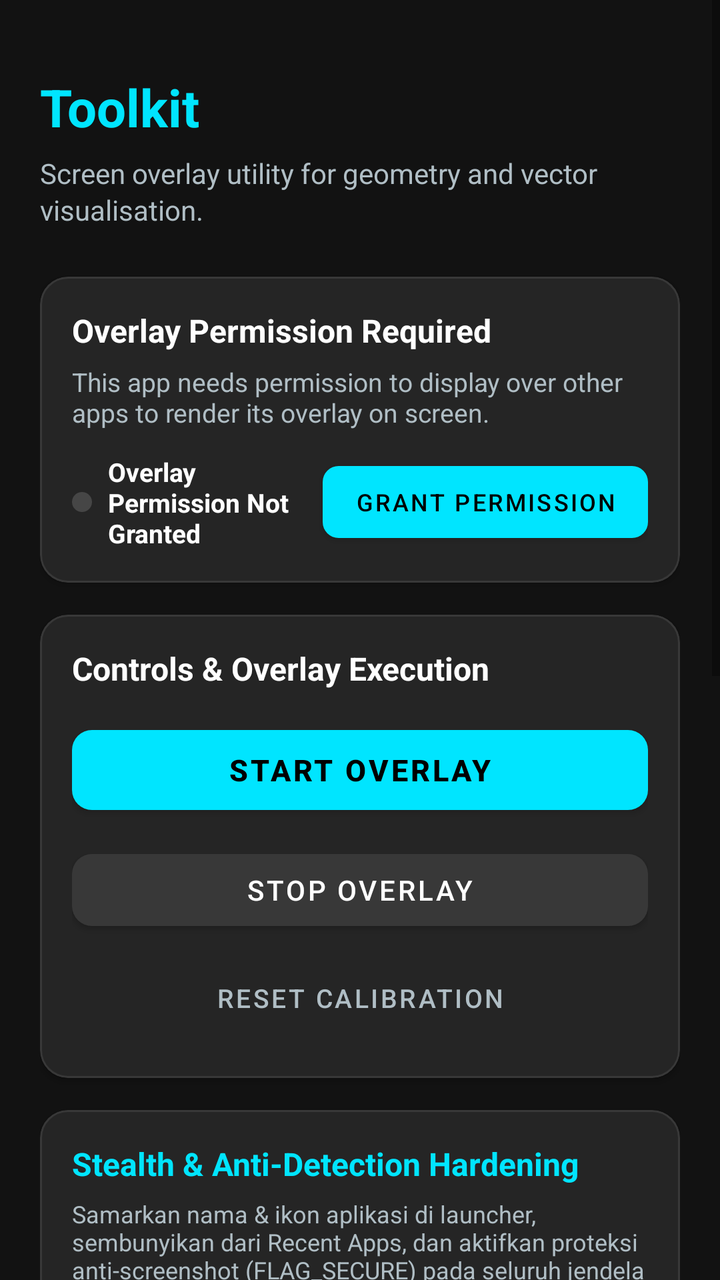
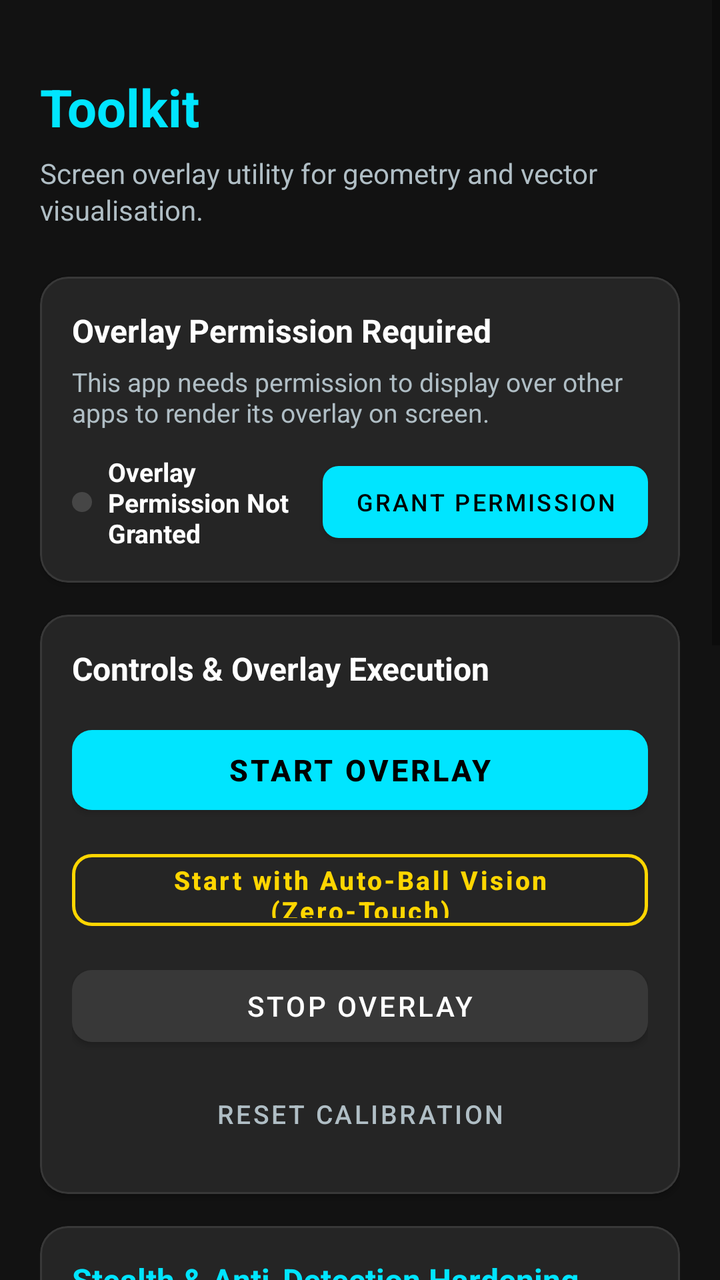

Compare the two renders of this Android layout. The source of the first and the diff that turns it into the second are given below.
<!-- AndroidManifest.xml: activity theme Theme.Toolkit -->
<!-- res/layout/activity_main.xml -->
<?xml version="1.0" encoding="utf-8"?>
<ScrollView xmlns:android="http://schemas.android.com/apk/res/android"
    xmlns:app="http://schemas.android.com/apk/res-auto"
    xmlns:tools="http://schemas.android.com/tools"
    android:layout_width="match_parent"
    android:layout_height="match_parent"
    android:background="@color/background_dark"
    android:fillViewport="true">

    <LinearLayout
        android:layout_width="match_parent"
        android:layout_height="wrap_content"
        android:orientation="vertical"
        android:padding="20dp">

        
        <LinearLayout
            android:layout_width="match_parent"
            android:layout_height="wrap_content"
            android:layout_marginTop="16dp"
            android:layout_marginBottom="24dp"
            android:orientation="vertical">

            <TextView
                android:id="@+id/tvAppTitle"
                android:layout_width="wrap_content"
                android:layout_height="wrap_content"
                android:text="@string/app_name"
                android:textColor="@color/cyan_accent"
                android:textSize="26sp"
                android:textStyle="bold" />

            <TextView
                android:id="@+id/tvAppSubtitle"
                android:layout_width="match_parent"
                android:layout_height="wrap_content"
                android:layout_marginTop="6dp"
                android:text="@string/app_description"
                android:textColor="@color/text_secondary"
                android:textSize="14sp"
                android:lineSpacingExtra="2dp" />
        </LinearLayout>

        
        <com.google.android.material.card.MaterialCardView
            android:id="@+id/cardPermission"
            android:layout_width="match_parent"
            android:layout_height="wrap_content"
            android:layout_marginBottom="16dp"
            app:cardBackgroundColor="@color/surface_card"
            app:cardCornerRadius="14dp"
            app:cardElevation="2dp"
            app:strokeColor="@color/surface_card_border"
            app:strokeWidth="1dp">

            <LinearLayout
                android:layout_width="match_parent"
                android:layout_height="wrap_content"
                android:orientation="vertical"
                android:padding="16dp">

                <TextView
                    android:layout_width="wrap_content"
                    android:layout_height="wrap_content"
                    android:text="@string/permission_title"
                    android:textColor="@color/text_primary"
                    android:textSize="16sp"
                    android:textStyle="bold" />

                <TextView
                    android:id="@+id/tvPermissionDesc"
                    android:layout_width="match_parent"
                    android:layout_height="wrap_content"
                    android:layout_marginTop="6dp"
                    android:text="@string/permission_desc"
                    android:textColor="@color/text_secondary"
                    android:textSize="13sp" />

                <LinearLayout
                    android:layout_width="match_parent"
                    android:layout_height="wrap_content"
                    android:layout_marginTop="12dp"
                    android:gravity="center_vertical"
                    android:orientation="horizontal">

                    <View
                        android:id="@+id/indicatorStatus"
                        android:layout_width="10dp"
                        android:layout_height="10dp"
                        android:background="@drawable/bg_control_btn" />

                    <TextView
                        android:id="@+id/tvPermissionStatus"
                        android:layout_width="0dp"
                        android:layout_height="wrap_content"
                        android:layout_marginStart="8dp"
                        android:layout_weight="1"
                        android:text="@string/permission_not_granted"
                        android:textColor="@color/text_primary"
                        android:textSize="13sp"
                        android:textStyle="bold" />

                    <com.google.android.material.button.MaterialButton
                        android:id="@+id/btnGrantPermission"
                        android:layout_width="wrap_content"
                        android:layout_height="wrap_content"
                        android:text="@string/btn_grant_permission"
                        android:textColor="@color/black"
                        android:textSize="12sp"
                        app:backgroundTint="@color/cyan_accent"
                        app:cornerRadius="8dp" />
                </LinearLayout>
            </LinearLayout>
        </com.google.android.material.card.MaterialCardView>

        
        <com.google.android.material.card.MaterialCardView
            android:layout_width="match_parent"
            android:layout_height="wrap_content"
            android:layout_marginBottom="16dp"
            app:cardBackgroundColor="@color/surface_card"
            app:cardCornerRadius="14dp"
            app:cardElevation="2dp"
            app:strokeColor="@color/surface_card_border"
            app:strokeWidth="1dp">

            <LinearLayout
                android:layout_width="match_parent"
                android:layout_height="wrap_content"
                android:orientation="vertical"
                android:padding="16dp">

                <TextView
                    android:layout_width="wrap_content"
                    android:layout_height="wrap_content"
                    android:text="Controls &amp; Overlay Execution"
                    android:textColor="@color/text_primary"
                    android:textSize="16sp"
                    android:textStyle="bold" />

                <com.google.android.material.button.MaterialButton
                    android:id="@+id/btnStartOverlay"
                    android:layout_width="match_parent"
                    android:layout_height="52dp"
                    android:layout_marginTop="14dp"
                    android:text="@string/btn_start_overlay"
                    android:textColor="@color/black"
                    android:textSize="15sp"
                    android:textStyle="bold"
                    app:backgroundTint="@color/cyan_accent"
                    app:cornerRadius="10dp" />

                <com.google.android.material.button.MaterialButton
                    android:id="@+id/btnStopOverlay"
                    android:layout_width="match_parent"
                    android:layout_height="48dp"
                    android:layout_marginTop="10dp"
                    android:text="@string/btn_stop_overlay"
                    android:textColor="@color/white"
                    android:textSize="14sp"
                    app:backgroundTint="@color/surface_card_border"
                    app:cornerRadius="10dp" />

                <com.google.android.material.button.MaterialButton
                    android:id="@+id/btnResetCalibration"
                    style="@style/Widget.MaterialComponents.Button.TextButton"
                    android:layout_width="match_parent"
                    android:layout_height="wrap_content"
                    android:layout_marginTop="6dp"
                    android:text="@string/btn_reset_calibration"
                    android:textColor="@color/text_secondary"
                    android:textSize="13sp" />
            </LinearLayout>
        </com.google.android.material.card.MaterialCardView>

        
        <com.google.android.material.card.MaterialCardView
            android:id="@+id/cardStealth"
            android:layout_width="match_parent"
            android:layout_height="wrap_content"
            android:layout_marginBottom="16dp"
            app:cardBackgroundColor="@color/surface_card"
            app:cardCornerRadius="14dp"
            app:cardElevation="2dp"
            app:strokeColor="@color/surface_card_border"
            app:strokeWidth="1dp">

            <LinearLayout
                android:layout_width="match_parent"
                android:layout_height="wrap_content"
                android:orientation="vertical"
                android:padding="16dp">

                <TextView
                    android:layout_width="wrap_content"
                    android:layout_height="wrap_content"
                    android:text="@string/label_stealth_card_title"
                    android:textColor="@color/cyan_accent"
                    android:textSize="16sp"
                    android:textStyle="bold" />

                <TextView
                    android:layout_width="match_parent"
                    android:layout_height="wrap_content"
                    android:layout_marginTop="6dp"
                    android:text="@string/label_stealth_card_desc"
                    android:textColor="@color/text_secondary"
                    android:textSize="12sp" />

                <TextView
                    android:layout_width="wrap_content"
                    android:layout_height="wrap_content"
                    android:layout_marginTop="12dp"
                    android:text="Launcher Identity Disguise:"
                    android:textColor="@color/text_primary"
                    android:textSize="13sp"
                    android:textStyle="bold" />

                <LinearLayout
                    android:layout_width="match_parent"
                    android:layout_height="wrap_content"
                    android:layout_marginTop="8dp"
                    android:orientation="horizontal">

                    <com.google.android.material.button.MaterialButton
                        android:id="@+id/btnDisguiseDefault"
                        style="@style/Widget.MaterialComponents.Button.OutlinedButton"
                        android:layout_width="0dp"
                        android:layout_height="40dp"
                        android:layout_marginEnd="4dp"
                        android:layout_weight="1"
                        android:insetTop="0dp"
                        android:insetBottom="0dp"
                        android:text="Toolkit"
                        android:textAllCaps="false"
                        android:textColor="@color/cyan_accent"
                        android:textSize="11sp"
                        app:cornerRadius="8dp"
                        app:strokeColor="@color/cyan_accent" />

                    <com.google.android.material.button.MaterialButton
                        android:id="@+id/btnDisguiseCalc"
                        style="@style/Widget.MaterialComponents.Button.OutlinedButton"
                        android:layout_width="0dp"
                        android:layout_height="40dp"
                        android:layout_marginStart="2dp"
                        android:layout_marginEnd="2dp"
                        android:layout_weight="1"
                        android:insetTop="0dp"
                        android:insetBottom="0dp"
                        android:text="Calculator"
                        android:textAllCaps="false"
                        android:textColor="@color/text_secondary"
                        android:textSize="11sp"
                        app:cornerRadius="8dp"
                        app:strokeColor="@color/surface_card_border" />

                    <com.google.android.material.button.MaterialButton
                        android:id="@+id/btnDisguiseNotes"
                        style="@style/Widget.MaterialComponents.Button.OutlinedButton"
                        android:layout_width="0dp"
                        android:layout_height="40dp"
                        android:layout_marginStart="4dp"
                        android:layout_weight="1"
                        android:insetTop="0dp"
                        android:insetBottom="0dp"
                        android:text="Sys Notes"
                        android:textAllCaps="false"
                        android:textColor="@color/text_secondary"
                        android:textSize="11sp"
                        app:cornerRadius="8dp"
                        app:strokeColor="@color/surface_card_border" />
                </LinearLayout>

                <TextView
                    android:id="@+id/tvStealthStatus"
                    android:layout_width="match_parent"
                    android:layout_height="wrap_content"
                    android:layout_marginTop="10dp"
                    android:text="• Anti-Screenshot (FLAG_SECURE): Active\n• Recents Cloak: Active\n• R8 Bytecode Repackaging: Active"
                    android:textColor="@color/green_status"
                    android:textSize="12sp" />
            </LinearLayout>
        </com.google.android.material.card.MaterialCardView>

        
        <com.google.android.material.card.MaterialCardView
            android:id="@+id/cardUpdate"
            android:layout_width="match_parent"
            android:layout_height="wrap_content"
            android:layout_marginBottom="16dp"
            app:cardBackgroundColor="@color/surface_card"
            app:cardCornerRadius="14dp"
            app:cardElevation="2dp"
            app:strokeColor="@color/surface_card_border"
            app:strokeWidth="1dp">

            <LinearLayout
                android:layout_width="match_parent"
                android:layout_height="wrap_content"
                android:orientation="vertical"
                android:padding="16dp">

                <LinearLayout
                    android:layout_width="match_parent"
                    android:layout_height="wrap_content"
                    android:gravity="center_vertical"
                    android:orientation="horizontal">

                    <LinearLayout
                        android:layout_width="0dp"
                        android:layout_height="wrap_content"
                        android:layout_weight="1"
                        android:orientation="vertical">

                        <TextView
                            android:layout_width="wrap_content"
                            android:layout_height="wrap_content"
                            android:text="@string/label_check_update"
                            android:textColor="@color/text_primary"
                            android:textSize="16sp"
                            android:textStyle="bold" />

                        <TextView
                            android:id="@+id/tvCurrentVersion"
                            android:layout_width="wrap_content"
                            android:layout_height="wrap_content"
                            android:layout_marginTop="2dp"
                            android:text="Versi Terpasang: v1.0"
                            android:textColor="@color/text_secondary"
                            android:textSize="12sp" />
                    </LinearLayout>

                    <com.google.android.material.button.MaterialButton
                        android:id="@+id/btnCheckUpdate"
                        style="@style/Widget.MaterialComponents.Button.OutlinedButton"
                        android:layout_width="wrap_content"
                        android:layout_height="wrap_content"
                        android:text="@string/btn_check_update"
                        android:textColor="@color/cyan_accent"
                        android:textSize="12sp"
                        app:cornerRadius="8dp"
                        app:strokeColor="@color/cyan_accent"
                        app:strokeWidth="1dp" />
                </LinearLayout>

                <TextView
                    android:id="@+id/tvUpdateStatus"
                    android:layout_width="match_parent"
                    android:layout_height="wrap_content"
                    android:layout_marginTop="8dp"
                    android:textColor="@color/yellow_accent"
                    android:textSize="12sp"
                    android:visibility="gone" />

                <ProgressBar
                    android:id="@+id/progressBarUpdate"
                    style="?android:attr/progressBarStyleHorizontal"
                    android:layout_width="match_parent"
                    android:layout_height="wrap_content"
                    android:layout_marginTop="6dp"
                    android:indeterminate="false"
                    android:max="100"
                    android:progress="0"
                    android:progressTint="@color/cyan_accent"
                    android:visibility="gone" />
            </LinearLayout>
        </com.google.android.material.card.MaterialCardView>

        
        <com.google.android.material.card.MaterialCardView
            android:layout_width="match_parent"
            android:layout_height="wrap_content"
            android:layout_marginBottom="24dp"
            app:cardBackgroundColor="@color/surface_card"
            app:cardCornerRadius="14dp"
            app:cardElevation="2dp"
            app:strokeColor="@color/surface_card_border"
            app:strokeWidth="1dp">

            <LinearLayout
                android:layout_width="match_parent"
                android:layout_height="wrap_content"
                android:orientation="vertical"
                android:padding="16dp">

                <TextView
                    android:layout_width="wrap_content"
                    android:layout_height="wrap_content"
                    android:text="Quick Instructions"
                    android:textColor="@color/text_primary"
                    android:textSize="16sp"
                    android:textStyle="bold" />

                    <TextView
                        android:layout_width="match_parent"
                        android:layout_height="wrap_content"
                        android:layout_marginTop="10dp"
                        android:lineSpacingExtra="3dp"
                        android:text="• [::] Drag Handle: Tahan dan geser toolbar ke posisi mana pun di layar.\n• [Calib / Save Bound]: Buka 8 titik kalibrasi batas area target dan simpan posisi batas area target.\n• [⚙]: Atur ketebalan garis pandu, transparansi, ukuran ring target, dan pilihan warna garis.\n• [− / +]: Minimalkan toolbar menjadi mini bubble (tekan untuk membuka kembali, tahan untuk On/Off).\n• [✕]: Tutup dan hentikan layanan overlay."
                        android:textColor="@color/text_secondary"
                        android:textSize="13sp" />
            </LinearLayout>
        </com.google.android.material.card.MaterialCardView>

    </LinearLayout>
</ScrollView>
<!-- resources referenced by this layout -->
<resources>
  <color name="background_dark">#FF121212</color>
  <color name="black">#FF000000</color>
  <color name="cyan_accent">#00E5FF</color>
  <color name="green_status">#00E676</color>
  <color name="surface_card">#FF252525</color>
  <color name="surface_card_border">#FF383838</color>
  <color name="text_primary">#FFFFFFFF</color>
  <color name="text_secondary">#B0BEC5</color>
  <color name="white">#FFFFFFFF</color>
  <color name="yellow_accent">#FFD600</color>
  <!-- drawable bg_control_btn (drawable) -->
  <?xml version="1.0" encoding="utf-8"?>
  <shape xmlns:android="http://schemas.android.com/apk/res/android"
      android:shape="rectangle">
      <solid android:color="#26FFFFFF" />
      <corners android:radius="8dp" />
  </shape>
  <string name="app_description">Screen overlay utility for geometry and vector visualisation.</string>
  <string name="app_name">Toolkit</string>
  <string name="btn_check_update">Cek Update</string>
  <string name="btn_grant_permission">Grant Permission</string>
  <string name="btn_reset_calibration">Reset Calibration</string>
  <string name="btn_start_overlay">Start Overlay</string>
  <string name="btn_stop_overlay">Stop Overlay</string>
  <string name="label_check_update">App Update</string>
  <string name="label_stealth_card_desc">Samarkan nama &amp; ikon aplikasi di launcher, sembunyikan dari Recent Apps, dan aktifkan proteksi anti-screenshot (FLAG_SECURE) pada seluruh jendela overlay.</string>
  <string name="label_stealth_card_title">Stealth &amp; Anti-Detection Hardening</string>
  <string name="permission_desc">This app needs permission to display over other apps to render its overlay on screen.</string>
  <string name="permission_not_granted">Overlay Permission Not Granted</string>
  <string name="permission_title">Overlay Permission Required</string>
  <style name="Theme.Toolkit" parent="Theme.MaterialComponents.DayNight.NoActionBar">
          
          <item name="colorPrimary">@color/cyan_accent</item>
          <item name="colorPrimaryVariant">@color/cyan_accent_dark</item>
          <item name="colorOnPrimary">@color/black</item>
          
          <item name="colorSecondary">@color/yellow_accent</item>
          <item name="colorSecondaryVariant">@color/yellow_accent</item>
          <item name="colorOnSecondary">@color/black</item>
          
          <item name="android:statusBarColor">@color/background_dark</item>
          <item name="android:windowLightStatusBar">false</item>
          <item name="android:navigationBarColor">@color/background_dark</item>
          
          <item name="android:windowBackground">@color/background_dark</item>
          <item name="colorSurface">@color/surface_dark</item>
          <item name="colorOnSurface">@color/text_primary</item>
      </style>
  <color name="cyan_accent_dark">#00B0FF</color>
  <color name="surface_dark">#FF1E1E1E</color>
</resources>

<!-- the commit's change to res/layout/activity_main.xml (unified diff, before → after) -->
@@ -149,6 +149,21 @@
                     android:textStyle="bold"
                     app:backgroundTint="@color/cyan_accent"
                     app:cornerRadius="10dp" />
+
+                <com.google.android.material.button.MaterialButton
+                    android:id="@+id/btnStartAutoVision"
+                    style="@style/Widget.MaterialComponents.Button.OutlinedButton"
+                    android:layout_width="match_parent"
+                    android:layout_height="48dp"
+                    android:layout_marginTop="10dp"
+                    android:text="Start with Auto-Ball Vision (Zero-Touch)"
+                    android:textAllCaps="false"
+                    android:textColor="@color/yellow_accent"
+                    android:textSize="13sp"
+                    android:textStyle="bold"
+                    app:cornerRadius="10dp"
+                    app:strokeColor="@color/yellow_accent"
+                    app:strokeWidth="1.5dp" />
 
                 <com.google.android.material.button.MaterialButton
                     android:id="@+id/btnStopOverlay"
